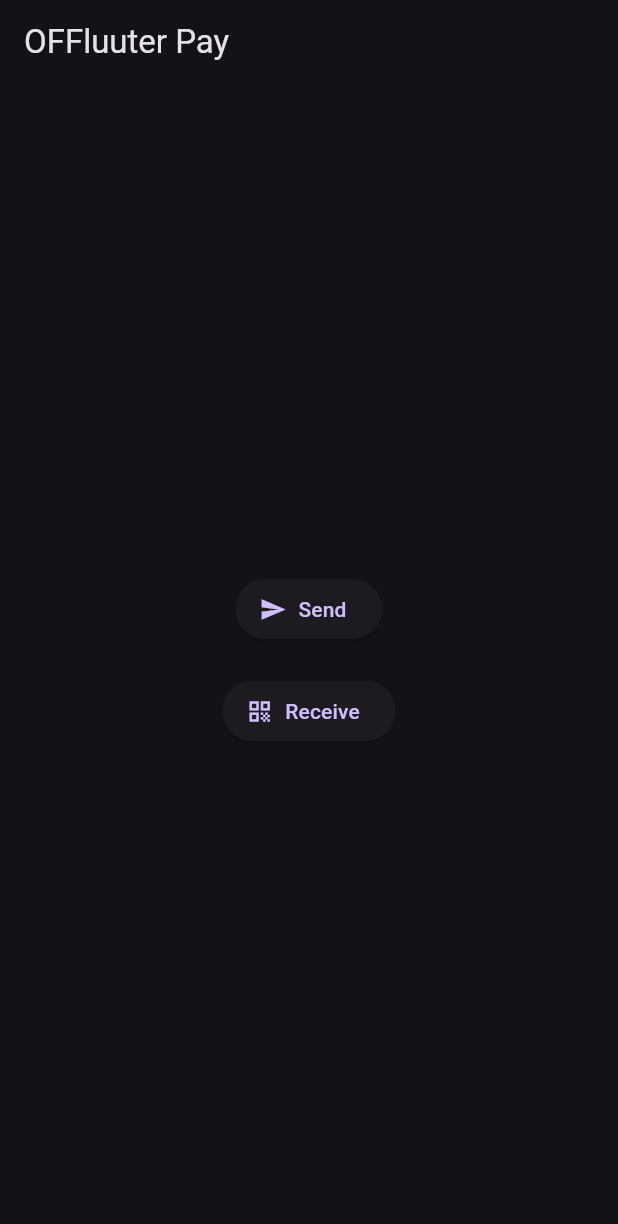
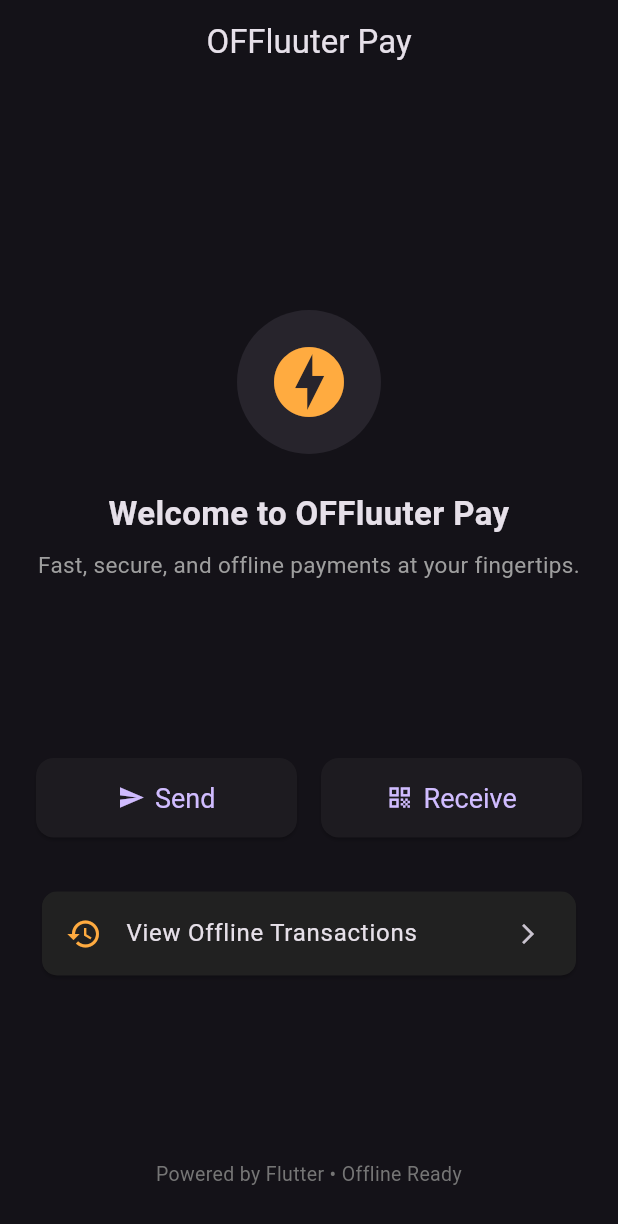
Before and after one commit to ronnin796/Offpay, a Flutter app: the screen it shows after launch, on a phone screen of 412 x 824 dp. Shown: the top 1224 px of the screen. Run offline on Flutter 3.47's test engine with Material 3 defaults, Android fonts, the phone set to English and light mode, and no system bars; our stand-ins replace qr_flutter, shared_preferences; missing offline and left inert: mobile_scanner.

Commit message:
minimal ui

```diff
--- a/lib/screens/index.dart
+++ b/lib/screens/index.dart
@@ -1,7 +1,7 @@
 import 'package:flutter/material.dart';
 import 'qr_scan_screen.dart';
-// Import your QR generation screen here when available
-// import 'qr_generate_screen.dart';
+import 'qr_generate_screen.dart';
+import '../services/transactions_history_screen.dart';
 
 class IndexScreen extends StatelessWidget {
   const IndexScreen({super.key});
@@ -9,14 +9,47 @@ class IndexScreen extends StatelessWidget {
   @override
   Widget build(BuildContext context) {
     return Scaffold(
-      appBar: AppBar(title: const Text('OFFluuter Pay')),
-      body: Center(
+      appBar: AppBar(
+        title: const Text('OFFluuter Pay'),
+        centerTitle: true,
+      ),
+      body: Padding(
+        padding: const EdgeInsets.symmetric(horizontal: 24.0, vertical: 32.0),
         child: Column(
-          mainAxisSize: MainAxisSize.min,
+          crossAxisAlignment: CrossAxisAlignment.center,
           children: [
-            ElevatedButton.icon(
+            const Spacer(),
+            CircleAvatar(
+              radius: 48,
+              backgroundColor: Theme.of(context).colorScheme.secondary.withOpacity(0.1),
+              child: const Icon(Icons.offline_bolt, size: 56, color: Colors.orangeAccent),
+            ),
+            const SizedBox(height: 24),
+            const Text(
+              'Welcome to OFFluuter Pay',
+              style: TextStyle(fontSize: 22, fontWeight: FontWeight.bold),
+              textAlign: TextAlign.center,
+            ),
+            const SizedBox(height: 8),
+            Text(
+              'Fast, secure, and offline payments at your fingertips.',
+              style: TextStyle(fontSize: 15, color: Colors.grey),
+              textAlign: TextAlign.center,
+            ),
+            const Spacer(),
+            Row(
+              children: [
+                Expanded(
+                  child: ElevatedButton.icon(
                     icon: const Icon(Icons.send),
                     label: const Text('Send'),
+                    style: ElevatedButton.styleFrom(
+                      padding: const EdgeInsets.symmetric(vertical: 16),
+                      textStyle: const TextStyle(fontSize: 18),
+                      shape: RoundedRectangleBorder(
+                        borderRadius: BorderRadius.circular(12),
+                      ),
+                    ),
                     onPressed: () {
                       Navigator.push(
                         context,
@@ -24,17 +57,50 @@ class IndexScreen extends StatelessWidget {
                       );
                     },
                   ),
-            const SizedBox(height: 20),
-            ElevatedButton.icon(
+                ),
+                const SizedBox(width: 16),
+                Expanded(
+                  child: ElevatedButton.icon(
                     icon: const Icon(Icons.qr_code),
                     label: const Text('Receive'),
+                    style: ElevatedButton.styleFrom(
+                      padding: const EdgeInsets.symmetric(vertical: 16),
+                      textStyle: const TextStyle(fontSize: 18),
+                      shape: RoundedRectangleBorder(
+                        borderRadius: BorderRadius.circular(12),
+                      ),
+                    ),
                     onPressed: () {
-                // Replace with your QR generation screen when implemented
-                // Navigator.push(context, MaterialPageRoute(builder: (_) => const QRGenerateScreen()));
-                ScaffoldMessenger.of(context).showSnackBar(
-                  const SnackBar(content: Text('QR Generation not implemented yet')),
+                      Navigator.push(
+                        context,
+                        MaterialPageRoute(builder: (_) => const QRGenerateScreen()),
                       );
                     },
+                  ),
+                ),
+              ],
+            ),
+            const SizedBox(height: 32),
+            Card(
+              color: Colors.grey[900],
+              shape: RoundedRectangleBorder(borderRadius: BorderRadius.circular(10)),
+              child: ListTile(
+                leading: const Icon(Icons.history, color: Colors.orangeAccent),
+                title: const Text('View Offline Transactions'),
+                trailing: const Icon(Icons.arrow_forward_ios, size: 16),
+                onTap: () {
+                  Navigator.push(
+                    context,
+                    MaterialPageRoute(builder: (_) => const TransactionsHistoryScreen()),
+                  );
+                },
+              ),
+            ),
+            const Spacer(),
+            Text(
+              'Powered by Flutter • Offline Ready',
+              style: TextStyle(fontSize: 13, color: Colors.grey[600]),
+              textAlign: TextAlign.center,
             ),
           ],
         ),
--- a/lib/screens/qr_scan_screen.dart
+++ b/lib/screens/qr_scan_screen.dart
@@ -15,7 +15,7 @@ class _QRScanScreenState extends State<QRScanScreen> {
   void _onDetect(BarcodeCapture capture) {
     if (_scanned) return;
 
-    final Barcode? barcode = capture.barcodes.first;
+    final Barcode barcode = capture.barcodes.first;
     final String? data = barcode?.rawValue;
 
     if (data != null) {
--- a/pubspec.yaml
+++ b/pubspec.yaml
@@ -35,6 +35,7 @@ dependencies:
   shared_preferences: ^2.2.2 # for local storage
   http: ^1.2.1               # for backend sync
   connectivity_plus: ^5.0.2  # for detecting online status
+  qr_flutter: ^4.1.0
 
 
 dev_dependencies:
```
Also changed, not shown: lib/screens/qr_generate_screen.dart (added, +33 -0 lines), lib/services/transactions_history_screen.dart (added, +52 -0 lines), pubspec.lock. Lines whose indentation alone changed are shown as unchanged.
